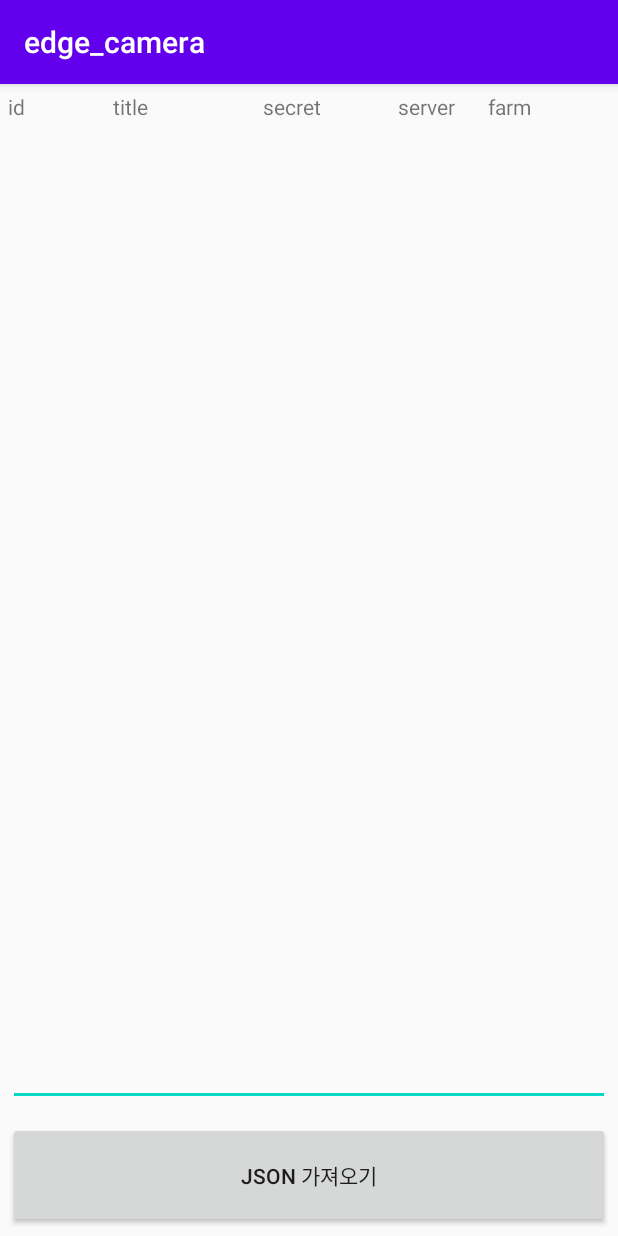
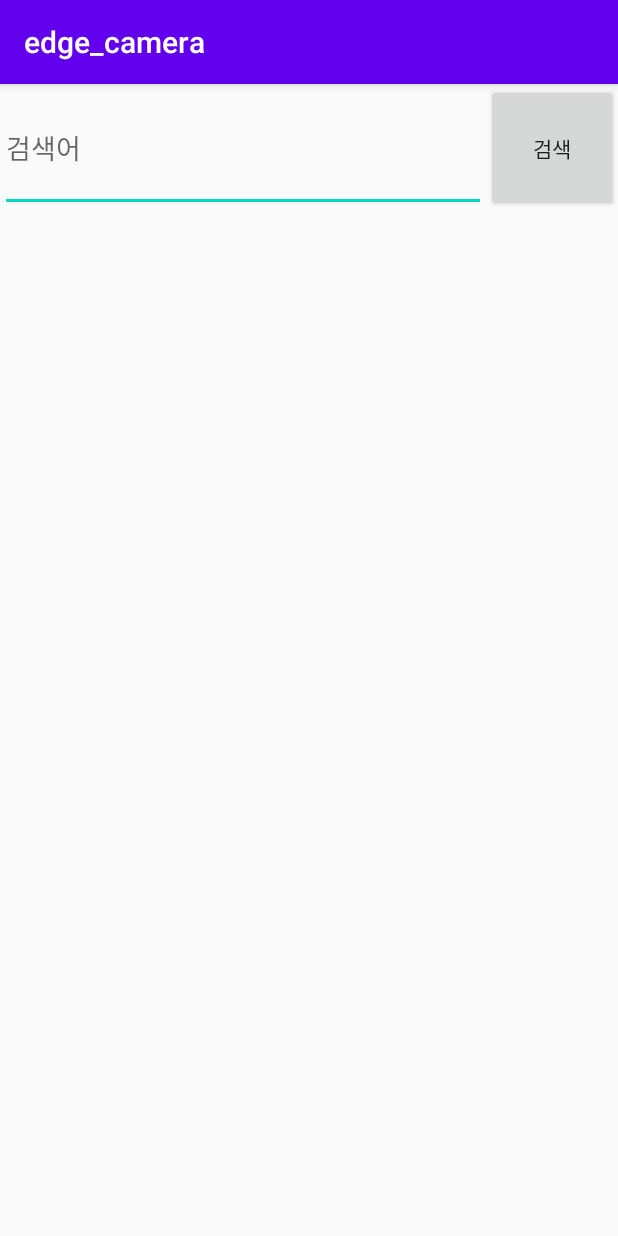
Before and after one commit to livlikwav/CamOnSketch, an Android app: the FlickrActivity screen opened directly, with no data from a screen before it, on a phone screen of 412 x 824 dp. Run offline under Robolectric (Android 15) with nearby library versions, the phone set to English and light mode, and no system bars; pictures from the network do not load.

Commit message:
add recyclerview + edit searching(glide) + edit itemlistener

```diff
--- /dev/null
+++ b/edge_camera/app/src/main/java/com/example/edge_camera/CvModel.java
@@ -0,0 +1,13 @@
+package com.example.edge_camera;
+
+public class CvModel {
+    private String imageURI;
+
+    CvModel(String imageURI){
+        this.imageURI = imageURI;
+    }
+
+    public String getImageURI() {
+        return imageURI;
+    }
+}
--- a/edge_camera/app/src/main/java/com/example/edge_camera/FlickrActivity.java
+++ b/edge_camera/app/src/main/java/com/example/edge_camera/FlickrActivity.java
@@ -8,6 +8,8 @@ import android.os.Handler;
 import android.os.Message;
 import android.support.v7.app.AppCompatActivity;
 
+import android.support.v7.widget.LinearLayoutManager;
+import android.support.v7.widget.RecyclerView;
 import android.util.Log;
 import android.view.View;
 import android.widget.AdapterView;
@@ -28,6 +30,7 @@ import java.lang.ref.WeakReference;
 import java.net.HttpURLConnection;
 import java.net.URL;
 import java.util.ArrayList;
+import java.util.Arrays;
 import java.util.HashMap;
 import java.util.List;
 
@@ -50,9 +53,12 @@ public class FlickrActivity extends AppCompatActivity {
     private String REQUEST_URL = SEARCH_URL + API_KEY + PER_PAGE + SORT + FORMAT + CONTECT_TYPE + HAS_GEO + SEARCH_TEXT;
 
     private ProgressDialog progressDialog = null;
-    private SimpleAdapter adapter = null;
-    private List<HashMap<String,String>> photoinfoList = null;
+//    private SimpleAdapter adapter = null;
+//    private List<HashMap<String,String>> photoinfoList = null;
     private EditText searchKeyword = null;
+
+    private RvAdapter adapter = null;
+    private ArrayList<CvModel> photoURIList = null;
 
 
 
@@ -62,16 +68,44 @@ public class FlickrActivity extends AppCompatActivity {
         setContentView(R.layout.activity_flickr);
 
         Button buttonRequestJSON = (Button)findViewById(R.id.button_main_requestjson);
-        ListView listviewPhtoList = (ListView)findViewById(R.id.listview_main_list);
+//        ListView listviewPhtoList = (ListView)findViewById(R.id.listview_main_list);
         searchKeyword = (EditText)findViewById(R.id.edittext_main_searchkeyword);
 
-        photoinfoList = new ArrayList<HashMap<String,String>>();
 
-        String[] from = new String[]{"id", "title","secret","server","farm"};
-        int[] to = new int[] {R.id.textview_main_listviewdata1, R.id.textview_main_listviewdata2,
-                R.id.textview_main_listviewdata3, R.id.textview_main_listviewdata4, R.id.textview_main_listviewdata5};
-        adapter = new SimpleAdapter(this, photoinfoList, R.layout.listview_items, from, to);
-        listviewPhtoList.setAdapter(adapter);
+// ========== 테스트용 데이터 정의 영역 ==========
+
+        ArrayList<CvModel> photoURIList = new ArrayList<CvModel>(Arrays.asList(
+                new CvModel("https://images.unsplash.com/reserve/iZkDQMqeQlqhoCIywoFv_6005485056_c8622e0824_o.jpg?ixlib=rb-1.2.1&auto=format&fit=crop&w=500&q=60"),
+                new CvModel("https://images.unsplash.com/photo-1464254786740-b97e5420c299?ixlib=rb-1.2.1&auto=format&fit=crop&w=500&q=60"),
+                new CvModel( "https://images.unsplash.com/photo-1470472304068-4398a9daab00?ixlib=rb-1.2.1&auto=format&fit=crop&w=500&q=60"),
+                new CvModel( "https://images.unsplash.com/photo-1500408921219-79e2a10faaff?ixlib=rb-1.2.1&auto=format&fit=crop&w=500&q=60"),
+                new CvModel( "https://images.unsplash.com/photo-1464061884326-64f6ebd57f83?ixlib=rb-1.2.1&ixid=eyJhcHBfaWQiOjExMjU4fQ&auto=format&fit=crop&w=500&q=60"),
+                new CvModel("https://images.unsplash.com/photo-1488711500009-f9111944b1ab?ixlib=rb-1.2.1&auto=format&fit=crop&w=500&q=60"),
+                new CvModel("https://images.unsplash.com/reserve/91JuTaUSKaMh2yjB1C4A_IMG_9284.jpg?ixlib=rb-1.2.1&auto=format&fit=crop&w=500&q=60"),
+                new CvModel( "https://images.unsplash.com/photo-1465188162913-8fb5709d6d57?ixlib=rb-1.2.1&auto=format&fit=crop&w=500&q=60"),
+                new CvModel("https://images.unsplash.com/photo-1486720912533-796a026d93ed?ixlib=rb-1.2.1&ixid=eyJhcHBfaWQiOjIxMTIzfQ&auto=format&fit=crop&w=500&q=60"),
+                new CvModel( "https://images.unsplash.com/photo-1522442902874-270c4b3a04df?ixlib=rb-1.2.1&auto=format&fit=crop&w=500&q=60"),
+                new CvModel("https://images.unsplash.com/photo-1489617482379-fc98cdb77efb?ixlib=rb-1.2.1&auto=format&fit=crop&w=500&q=60")
+        ));
+
+// ========== RecyclerView 연결 영역 ==========
+
+        RecyclerView rv_layout = findViewById(R.id.rv_layout);
+        // RecyclerView의 레이아웃 매니저를 통해 레이아웃 정의
+        rv_layout.setLayoutManager(new LinearLayoutManager(this, LinearLayoutManager.VERTICAL, false));
+        // RecyclerView에 정의한 Adapter를 연결
+        adapter = new RvAdapter(photoURIList, this);
+        rv_layout.setAdapter(adapter);
+
+//        photoinfoList = new ArrayList<HashMap<String,String>>();
+//
+//        String[] from = new String[]{"id", "title","secret","server","farm"};
+//        int[] to = new int[] {R.id.textview_main_listviewdata1, R.id.textview_main_listviewdata2,
+//                R.id.textview_main_listviewdata3, R.id.textview_main_listviewdata4, R.id.textview_main_listviewdata5};
+//        adapter = new SimpleAdapter(this, photoinfoList, R.layout.listview_items, from, to);
+//        listviewPhtoList.setAdapter(adapter);
+
+
 
 
         buttonRequestJSON.setOnClickListener(new View.OnClickListener() {
@@ -87,7 +121,7 @@ public class FlickrActivity extends AppCompatActivity {
             }
         });
 
-        listviewPhtoList.setOnItemClickListener(new AdapterView.OnItemClickListener() {
+        /*listviewPhtoList.setOnItemClickListener(new AdapterView.OnItemClickListener() {
 
             @Override
             public void onItemClick(AdapterView<?> parent, View view, int position, long id) {
@@ -109,7 +143,7 @@ public class FlickrActivity extends AppCompatActivity {
                 intent.putExtras(bundle);
                 startActivity(intent);
             }
-        });
+        });*/
 
 
     }
@@ -220,7 +254,7 @@ public class FlickrActivity extends AppCompatActivity {
 
 
 
-    public boolean jsonParser(String jsonString){
+    public boolean jsonParser(String jsonString){recreate();
 
 
         if (jsonString == null ) return false;
@@ -233,7 +267,7 @@ public class FlickrActivity extends AppCompatActivity {
             JSONObject photos = jsonObject.getJSONObject("photos");
             JSONArray photo = photos.getJSONArray("photo");
 
-            photoinfoList.clear();
+            photoURIList.clear();
 
             for (int i = 0; i < photo.length(); i++) {
                 JSONObject photoInfo = photo.getJSONObject(i);
@@ -244,14 +278,12 @@ public class FlickrActivity extends AppCompatActivity {
                 String farm = photoInfo.getString("farm");
                 String title = photoInfo.getString("title");
 
-                HashMap<String, String> photoinfoMap = new HashMap<String, String>();
-                photoinfoMap.put("id", id);
-                photoinfoMap.put("secret", secret);
-                photoinfoMap.put("server", server);
-                photoinfoMap.put("farm", farm);
-                photoinfoMap.put("title", title);
+                //String thumbnailPhotoURL = "http://farm"+farm+".staticflickr.com/"+server+"/"
+                //+id+"_"+secret+"_t.jpg";
+                String largePhotoURL = "https://farm" + farm + ".staticflickr.com/" + server + "/"
+                        + id + "_" + secret + "_b.jpg";
 
-                photoinfoList.add(photoinfoMap);
+                photoURIList.add(new CvModel(largePhotoURL));
 
             }
 
--- /dev/null
+++ b/edge_camera/app/src/main/java/com/example/edge_camera/RvAdapter.java
@@ -0,0 +1,53 @@
+package com.example.edge_camera;
+
+import android.content.Context;
+import android.support.annotation.NonNull;
+import android.support.v7.widget.RecyclerView;
+import android.view.LayoutInflater;
+import android.view.View;
+import android.view.ViewGroup;
+import android.widget.ImageView;
+import android.widget.TextView;
+
+import com.bumptech.glide.Glide;
+
+import java.util.ArrayList;
+
+public class RvAdapter extends RecyclerView.Adapter<RvAdapter.ViewHolder> {
+    private ArrayList<CvModel> data; // 모델화된 데이터들을 리스트로 받아옴
+    private Context context;
+
+    RvAdapter(ArrayList<CvModel> data, Context context) { // 생성자
+        this.data = data;
+        this.context = context;
+    }
+
+    @Override
+    public RvAdapter.ViewHolder onCreateViewHolder(ViewGroup parent, int viewType) {
+        LayoutInflater inflater = (LayoutInflater) context.getSystemService(Context.LAYOUT_INFLATER_SERVICE);
+        // Adapter 내부에 정의된 ViewHolder에 정의된 레이아웃을 inflate해서 반환
+        return new RvAdapter.ViewHolder(inflater.inflate(R.layout.rv_layout, parent, false));
+    }
+
+    @Override
+    public void onBindViewHolder(@NonNull RvAdapter.ViewHolder holder, int position) {
+        // ViewHolder에 정의된 이미지뷰에 데이터의 이미지 경로의 이미지 출력
+        Glide.with(context).load(data.get(position).getImageURI()).override(1024).into(holder.rv_image);
+    }
+
+    @Override
+    public int getItemCount() { // 아이템의 개수 반환
+        return data.size() ;
+    }
+
+
+    // ViewHolder 클래스 정의를 통해 Adapter에서 사용할 뷰들을 연결
+    public class ViewHolder extends RecyclerView.ViewHolder {
+        ImageView rv_image;
+
+        ViewHolder(View itemView) {
+            super(itemView);
+            rv_image = itemView.findViewById(R.id.rv_image);
+        }
+    }
+}
--- a/edge_camera/app/src/main/java/com/example/edge_camera/ShowImage.java
+++ b/edge_camera/app/src/main/java/com/example/edge_camera/ShowImage.java
@@ -78,7 +78,7 @@ public class ShowImage extends AppCompatActivity {
         //String thumbnailPhotoURL = "http://farm"+farm+".staticflickr.com/"+server+"/"
         //+id+"_"+secret+"_t.jpg";
         largePhotoURL = "https://farm" + farm + ".staticflickr.com/" + server + "/"
-                + id + "_" + secret + "_b.jpg";
+                + id + "_" + secret + "_t.jpg";
 
 
         new showimageTask()
--- a/edge_camera/app/src/main/res/layout/activity_flickr.xml
+++ b/edge_camera/app/src/main/res/layout/activity_flickr.xml
@@ -2,70 +2,55 @@
 
     <LinearLayout
         xmlns:android="http://schemas.android.com/apk/res/android"
+        xmlns:app="http://schemas.android.com/apk/res-auto"
         xmlns:tools="http://schemas.android.com/tools"
         android:layout_width="match_parent"
         android:layout_height="match_parent"
         android:orientation="vertical"
         tools:context=".FlickrActivity">
 
+        <android.support.constraint.ConstraintLayout
+            android:layout_width="match_parent"
+            android:layout_height="0dp"
+            android:layout_weight="0.1"
+            >
 
-        <LinearLayout
+            <EditText
+                android:id="@+id/edittext_main_searchkeyword"
+                android:layout_width="0dp"
+                android:layout_height="match_parent"
+                android:inputType="textPersonName"
+                android:text=""
+                android:hint="@string/searchBox"
+                app:layout_constraintEnd_toStartOf="@+id/button_main_requestjson"
+                app:layout_constraintStart_toStartOf="parent"
+                tools:layout_editor_absoluteY="5dp"
+                android:importantForAutofill="no" />
+
+            <Button
+                android:id="@+id/button_main_requestjson"
+                android:layout_width="wrap_content"
+                android:layout_height="0dp"
+                android:text="@string/searchButton"
+                app:layout_constraintBottom_toBottomOf="parent"
+                app:layout_constraintEnd_toEndOf="parent"
+                app:layout_constraintTop_toTopOf="parent" />
+
+        </android.support.constraint.ConstraintLayout>
+
+        <android.support.v7.widget.RecyclerView
+            android:id="@+id/rv_layout"
             android:layout_width="match_parent"
-            android:layout_height="20dp"
-            android:layout_margin="5dp"
-            android:orientation="horizontal">
+            android:layout_height="0dp"
+            android:layout_weight="0.8"/>
 
-            <TextView
-                android:id="@+id/textview_main_listviewheader1"
-                android:layout_width="70dp"
-                android:layout_height="wrap_content"
-                android:text="id" />
-            <TextView
-                android:id="@+id/textview_main_listviewheader2"
-                android:layout_width="100dp"
-                android:layout_height="wrap_content"
-                android:text="title" />
-            <TextView
-                android:id="@+id/textview_main_listviewheader3"
-                android:layout_width="90dp"
-                android:layout_height="wrap_content"
-                android:text="secret" />
-            <TextView
-                android:id="@+id/textview_main_listviewheader4"
-                android:layout_width="60dp"
-                android:layout_height="wrap_content"
-                android:text="server" />
-            <TextView
-                android:id="@+id/textview_main_listviewheader5"
-                android:layout_width="30dp"
-                android:layout_height="wrap_content"
-                android:text="farm" />
-
-        </LinearLayout>
-
-
-        <ListView
+        <!--<ListView
             android:id="@+id/listview_main_list"
             android:layout_width="match_parent"
             android:layout_height="0dp"
-            android:layout_weight="0.8"
-            android:layout_margin="5dp"/>
+            android:layout_margin="5dp"
+            />-->
 
-        <EditText
-            android:id="@+id/edittext_main_searchkeyword"
-            android:layout_width="match_parent"
-            android:layout_height="0dp"
-            android:layout_weight="0.1"
-            android:layout_margin="5dp"
-            android:inputType="textPersonName"
-            android:text="" />
 
-        <Button
-            android:id="@+id/button_main_requestjson"
-            android:layout_width="match_parent"
-            android:layout_height="0dp"
-            android:layout_weight="0.1"
-            android:layout_margin="5dp"
-            android:text="JSON 가져오기" />
 
     </LinearLayout>
--- /dev/null
+++ b/edge_camera/app/src/main/res/layout/rv_layout.xml
@@ -0,0 +1,13 @@
+<?xml version="1.0" encoding="utf-8"?>
+<android.support.v7.widget.CardView
+    xmlns:android="http://schemas.android.com/apk/res/android"
+    android:layout_width="match_parent"
+    android:layout_height="wrap_content"
+    android:id="@+id/rv_cardview"
+    android:layout_margin="10dp">
+
+    <ImageView android:layout_width="match_parent"
+        android:layout_height="wrap_content"
+        android:id="@+id/rv_image"/>
+
+</android.support.v7.widget.CardView>
--- a/edge_camera/app/src/main/res/values/strings.xml
+++ b/edge_camera/app/src/main/res/values/strings.xml
@@ -1,3 +1,5 @@
 <resources>
     <string name="app_name">edge_camera</string>
+    <string name="searchBox">검색어</string>
+    <string name="searchButton">검색</string>
 </resources>
```
Also changed, not shown: edge_camera/app/build.gradle (+10 -0 lines).
